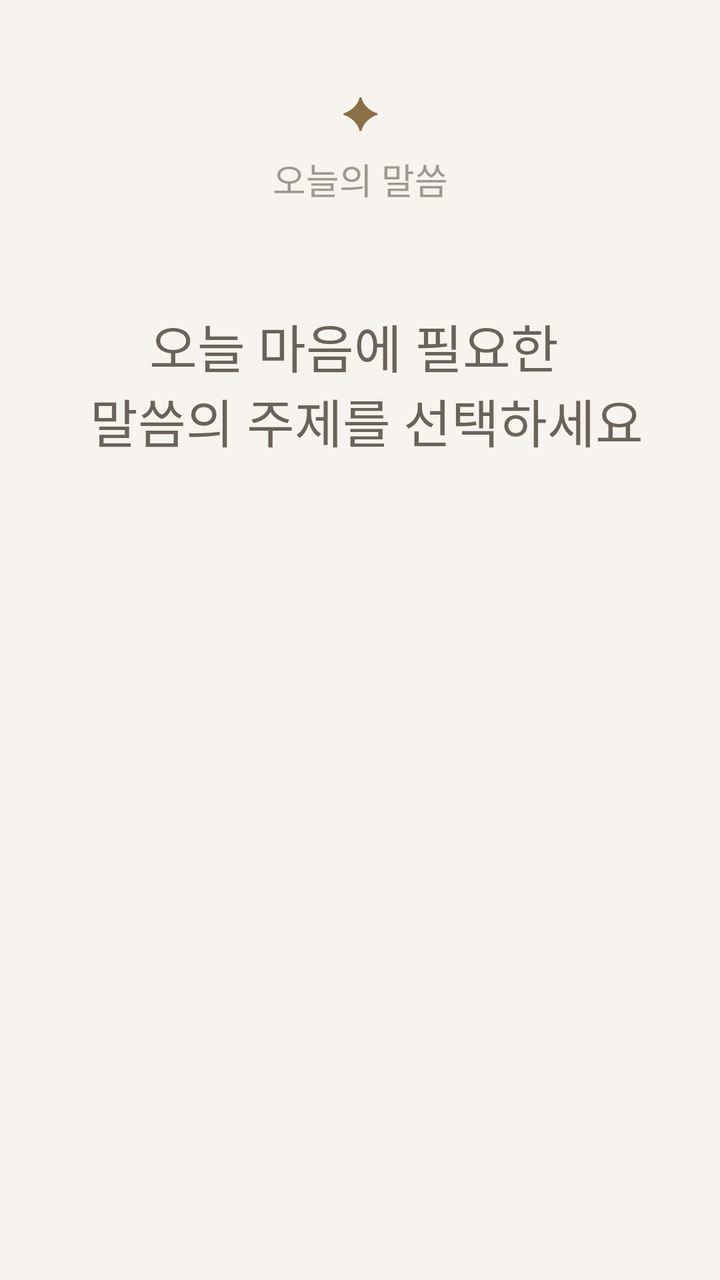
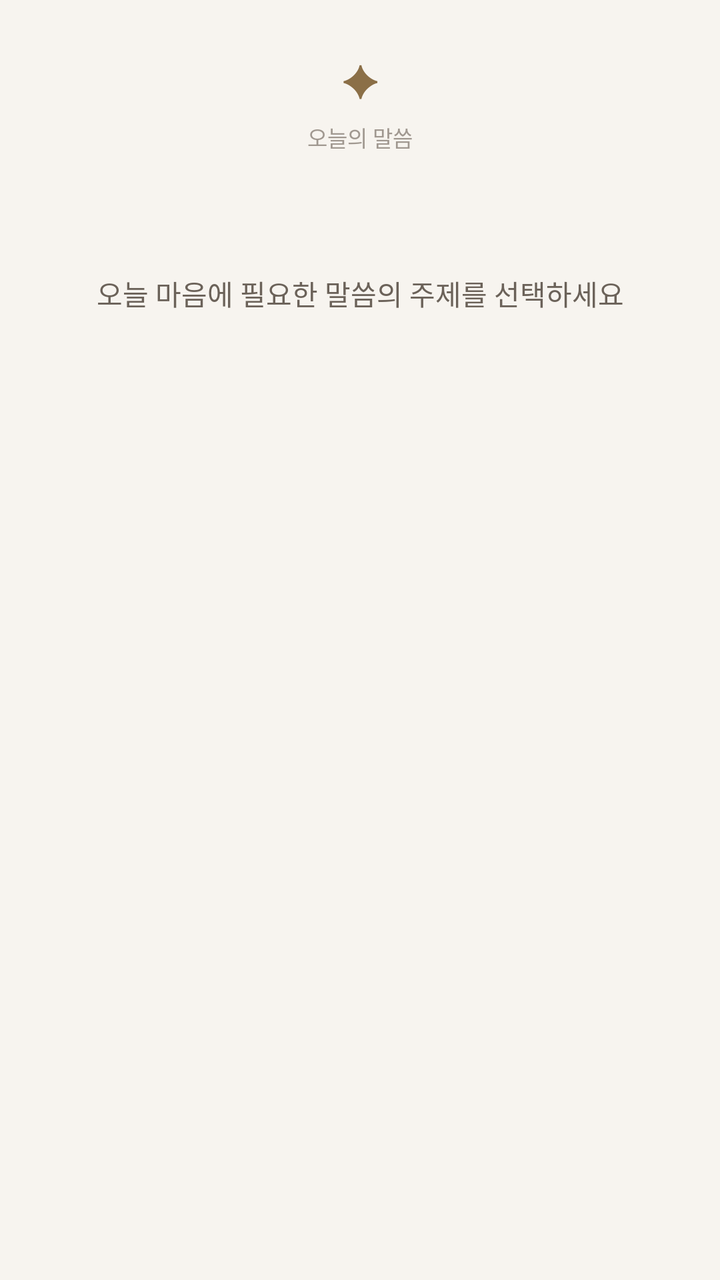

An Android layout rendered at two revisions. The XML below is the earlier revision; the diff shows what the commit changed to produce the second picture.
<!-- AndroidManifest.xml: application theme Theme.AppCompat.Light.NoActionBar -->
<!-- res/layout/activity_main.xml -->
<?xml version="1.0" encoding="utf-8"?>
<LinearLayout xmlns:android="http://schemas.android.com/apk/res/android"
    android:layout_width="match_parent"
    android:layout_height="match_parent"
    android:orientation="vertical"
    android:background="#f7f4ef"
    android:padding="16dp">

    <LinearLayout
        android:layout_width="match_parent"
        android:layout_height="wrap_content"
        android:orientation="vertical"
        android:gravity="center"
        android:paddingTop="24dp"
        android:paddingBottom="8dp">

        <TextView
            android:text="&#10022;"
            android:textSize="22sp"
            android:textColor="#8b6f47"
            android:gravity="center"
            android:layout_width="match_parent"
            android:layout_height="wrap_content"/>

        <TextView
            android:text="오늘의 말씀"
            android:textSize="18sp"
            android:textColor="#a09890"
            android:gravity="center"
            android:layout_width="match_parent"
            android:layout_height="wrap_content"
            android:layout_marginTop="6dp"/>

        <TextView
            android:id="@+id/tvDate"
            android:textSize="16sp"
            android:textColor="#a09890"
            android:gravity="center"
            android:layout_width="match_parent"
            android:layout_height="wrap_content"
            android:layout_marginTop="6dp"
            android:layout_marginBottom="16dp"/>
    </LinearLayout>

    <TextView
        android:text="오늘 마음에 필요한 \n 말씀의 주제를 선택하세요"
        android:textSize="26sp"
        android:textColor="#6b6259"
        android:gravity="center"
        android:layout_width="match_parent"
        android:layout_height="wrap_content"
        android:paddingBottom="16dp"/>

    <androidx.recyclerview.widget.RecyclerView
        android:id="@+id/rvCategories"
        android:layout_width="match_parent"
        android:layout_height="0dp"
        android:layout_weight="1"/>

</LinearLayout>
<!-- resources referenced by this layout -->
<resources>

</resources>

<!-- the commit's change to res/layout/activity_main.xml (unified diff, before → after) -->
@@ -3,8 +3,7 @@
     android:layout_width="match_parent"
     android:layout_height="match_parent"
     android:orientation="vertical"
-    android:background="#f7f4ef"
-    android:padding="16dp">
+    android:background="#f7f4ef">
 
     <LinearLayout
         android:layout_width="match_parent"
@@ -15,7 +14,7 @@
         android:paddingBottom="8dp">
 
         <TextView
-            android:text="&#10022;"
+            android:text="✦"
             android:textSize="22sp"
             android:textColor="#8b6f47"
             android:gravity="center"
@@ -24,7 +23,7 @@
 
         <TextView
             android:text="오늘의 말씀"
-            android:textSize="18sp"
+            android:textSize="11sp"
             android:textColor="#a09890"
             android:gravity="center"
             android:layout_width="match_parent"
@@ -33,7 +32,7 @@
 
         <TextView
             android:id="@+id/tvDate"
-            android:textSize="16sp"
+            android:textSize="10sp"
             android:textColor="#a09890"
             android:gravity="center"
             android:layout_width="match_parent"
@@ -42,19 +41,74 @@
             android:layout_marginBottom="16dp"/>
     </LinearLayout>
 
-    <TextView
-        android:text="오늘 마음에 필요한 \n 말씀의 주제를 선택하세요"
-        android:textSize="26sp"
-        android:textColor="#6b6259"
-        android:gravity="center"
-        android:layout_width="match_parent"
-        android:layout_height="wrap_content"
-        android:paddingBottom="16dp"/>
-
-    <androidx.recyclerview.widget.RecyclerView
-        android:id="@+id/rvCategories"
+    <ScrollView
         android:layout_width="match_parent"
         android:layout_height="0dp"
-        android:layout_weight="1"/>
+        android:layout_weight="1">
+
+        <LinearLayout
+            android:layout_width="match_parent"
+            android:layout_height="wrap_content"
+            android:orientation="vertical"
+            android:padding="16dp">
+
+            <TextView
+                android:text="오늘 마음에 필요한 말씀의 주제를 선택하세요"
+                android:textSize="14sp"
+                android:textColor="#6b6259"
+                android:gravity="center"
+                android:layout_width="match_parent"
+                android:layout_height="wrap_content"
+                android:paddingBottom="16dp"/>
+
+            
+            <androidx.recyclerview.widget.RecyclerView
+                android:id="@+id/rvCategories"
+                android:layout_width="match_parent"
+                android:layout_height="wrap_content"
+                android:nestedScrollingEnabled="false"/>
+
+            
+            <LinearLayout
+                android:id="@+id/savedSection"
+                android:layout_width="match_parent"
+                android:layout_height="wrap_content"
+                android:orientation="vertical"
+                android:layout_marginTop="28dp"
+                android:visibility="gone">
+
+                <LinearLayout
+                    android:layout_width="match_parent"
+                    android:layout_height="wrap_content"
+                    android:orientation="horizontal"
+                    android:gravity="center_vertical"
+                    android:paddingBottom="12dp">
+
+                    <TextView
+                        android:text="저장된 말씀"
+                        android:textSize="10sp"
+                        android:textColor="#a09890"
+                        android:letterSpacing="0.3"
+                        android:layout_width="wrap_content"
+                        android:layout_height="wrap_content"/>
+
+                    <View
+                        android:layout_width="0dp"
+                        android:layout_height="1dp"
+                        android:layout_weight="1"
+                        android:background="#e8e2d9"
+                        android:layout_marginStart="10dp"/>
+                </LinearLayout>
+
+                <androidx.recyclerview.widget.RecyclerView
+                    android:id="@+id/rvSavedMain"
+                    android:layout_width="match_parent"
+                    android:layout_height="wrap_content"
+                    android:nestedScrollingEnabled="false"/>
+
+            </LinearLayout>
+
+        </LinearLayout>
+    </ScrollView>
 
 </LinearLayout>
